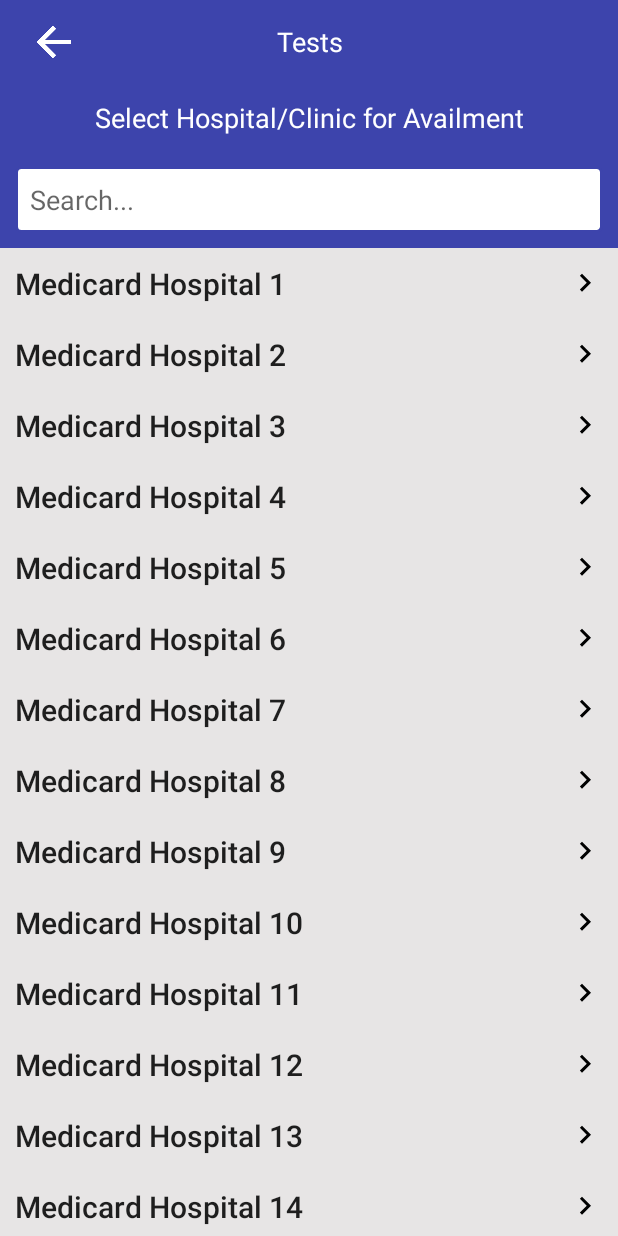
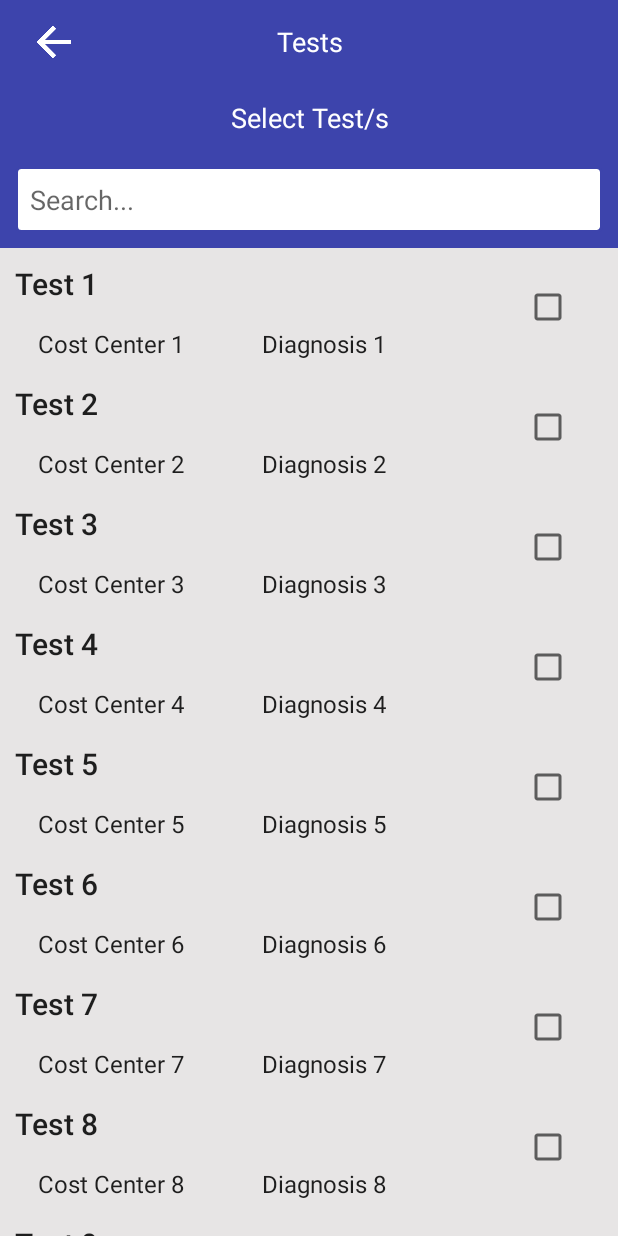
Before and after one commit to Cisco-king/MEMBERAPP-V2-ANDROID, an Android app: the SelectHospitalActivity screen opened directly, with no data from a screen before it, after a tap on an icon or button, on a phone screen of 412 x 824 dp. Run offline under Robolectric (Android 15) with nearby library versions, the phone set to English and light mode, and no system bars; our stand-ins replace ButterKnife, Timber; 1 statement that could not run was skipped.

Commit message:
added select test activity and adapter

```diff
--- /dev/null
+++ b/app/src/main/java/model/ItemSelectTest.java
@@ -0,0 +1,124 @@
+package model;
+
+/**
+ * Created by John Paul Cas on 4/21/2017.
+ */
+public class ItemSelectTest {
+
+    private String testName;
+    private String costCenter;
+    private String diagnosis;
+    private boolean isSelected;
+
+
+    public ItemSelectTest(Builder builder) {
+        setTestName(builder.testName);
+        setCostCenter(builder.costCenter);
+        setDiagnosis(builder.diagnosis);
+    }
+
+    public ItemSelectTest(String testName, String costCenter, String diagnosis) {
+        this.testName = testName;
+        this.costCenter = costCenter;
+        this.diagnosis = diagnosis;
+    }
+
+    /**
+     *
+     * @return
+     * The Test Name
+     */
+    public String getTestName() {
+        return testName;
+    }
+
+    /**
+     *
+     * @param testName
+     * The Test Name
+     */
+    public void setTestName(String testName) {
+        this.testName = testName;
+    }
+
+    /**
+     *
+     * @return
+     * The Cost Center
+     */
+    public String getCostCenter() {
+        return costCenter;
+    }
+
+    /**
+     *
+     * @param costCenter
+     * The Cost Center
+     */
+    public void setCostCenter(String costCenter) {
+        this.costCenter = costCenter;
+    }
+
+    /**
+     *
+     * @return
+     * The Dignosis
+     */
+    public String getDiagnosis() {
+        return diagnosis;
+    }
+
+    /**
+     *
+     * @param diagnosis
+     * The Diagnosis
+     */
+    public void setDiagnosis(String diagnosis) {
+        this.diagnosis = diagnosis;
+    }
+
+    /**
+     *
+     * @return
+     * The Indicator if the Object is selected or not
+     */
+    public boolean isSelected() {
+        return isSelected;
+    }
+
+    /**
+     *
+     * @param selected
+     * The Indicator if the Object is selected or not
+     */
+    public void setSelected(boolean selected) {
+        isSelected = selected;
+    }
+
+    public static class Builder {
+        private String testName;
+        private String costCenter;
+        private String diagnosis;
+
+        public Builder testName(String testName) {
+            this.testName = testName;
+            return this;
+        }
+
+        public Builder costCenter(String costCenter) {
+            this.costCenter = costCenter;
+            return this;
+        }
+
+        public Builder diagnosis(String diagnosis) {
+            this.diagnosis = diagnosis;
+            return this;
+        }
+
+        public ItemSelectTest build() {
+            return new ItemSelectTest(this);
+        }
+
+    }
+
+}
--- a/app/src/main/java/modules/base/activities/BaseActivity.java
+++ b/app/src/main/java/modules/base/activities/BaseActivity.java
@@ -1,5 +1,6 @@
 package modules.base.activities;
 
+import android.content.Context;
 import android.os.Bundle;
 import android.support.annotation.Nullable;
 import android.support.v7.app.AppCompatActivity;
@@ -33,6 +34,8 @@
 
     private Unbinder unbinder;
 
+    protected Context context;
+
     @Override
     protected void onCreate(@Nullable Bundle savedInstanceState) {
         super.onCreate(savedInstanceState);
@@ -54,6 +57,8 @@
     protected void initViews() {
         setContentView(getLayoutResource());
         unbinder = ButterKnife.bind(this);
+
+        context = this;
     }
 
     /**
--- a/app/src/main/java/modules/selecthospital/SelectHospitalActivity.java
+++ b/app/src/main/java/modules/selecthospital/SelectHospitalActivity.java
@@ -1,5 +1,6 @@
 package modules.selecthospital;
 
+import android.content.Intent;
 import android.support.design.widget.Snackbar;
 import android.support.v7.widget.LinearLayoutManager;
 import android.support.v7.widget.RecyclerView;
@@ -14,6 +15,7 @@
 import butterknife.BindView;
 import model.HospitalClinic;
 import modules.base.activities.TestTrackableActivity;
+import modules.selecttest.SelectTestActivity;
 import timber.log.Timber;
 
 public class SelectHospitalActivity extends TestTrackableActivity {
@@ -57,6 +59,7 @@
 
     private void onItemViewClick(int position) {
         Timber.d("The button position that click %s", position);
+        startActivity(new Intent(this, SelectTestActivity.class));
     }
 
     public List<HospitalClinic> dummies() {
--- a/app/src/main/java/modules/selecttest/SelectTestActivity.java
+++ b/app/src/main/java/modules/selecttest/SelectTestActivity.java
@@ -1,17 +1,30 @@
 package modules.selecttest;
 
+import android.support.v7.widget.LinearLayoutManager;
 import android.support.v7.widget.RecyclerView;
 
 import com.medicard.member.R;
 
+import java.util.ArrayList;
+import java.util.List;
+
 import butterknife.BindView;
+import model.ItemSelectTest;
 import modules.base.activities.TestTrackableActivity;
+import modules.selecttest.adapter.SelectTestAdapter;
+import timber.log.Timber;
 
-public class SelectTestActivity extends TestTrackableActivity implements SelectTest.View {
+public class SelectTestActivity extends TestTrackableActivity
+        implements SelectTest.View, SelectTestAdapter.OnItemClickListener {
 
 
     @BindView(R.id.rvSelectTest) RecyclerView rvSelectTest;
 
+    private List<ItemSelectTest> selectTests;
+
+    private SelectTestAdapter selectTestAdapter;
+
+    private int itemClick = 0;
 
     @Override
     protected int getLayoutResource() {
@@ -22,6 +35,38 @@
     protected void initViews() {
         super.initViews();
         setToolbarCustomableTitle("Tests");
+
+        selectTests = new ArrayList<>();
+        selectTests = tests();
+
+        selectTestAdapter = new SelectTestAdapter(context, selectTests, this);
+        rvSelectTest.setLayoutManager(new LinearLayoutManager(this));
+        rvSelectTest.setAdapter(selectTestAdapter);
+    }
+
+    @Override
+    public void onItemClick(int position) {
+        Timber.d("Click on this position %s ", position );
+    }
+
+    @Override
+    public void onItemCheck(int position, boolean isCheck) {
+        itemClick = isCheck ? (itemClick + 1) : (itemClick - 1);
+        Timber.d("Item Position %s and checked %s", position, Boolean.toString(isCheck));
+        Timber.d("Total Item Check : %s ", itemClick);
+    }
+
+    private List<ItemSelectTest> tests() {
+        List<ItemSelectTest> tests = new ArrayList<>();
+        for (int i = 1; i <= 20; i++) {
+            tests.add(new ItemSelectTest.Builder()
+                    .testName("Test " + i)
+                    .costCenter("Cost Center " + i)
+                    .diagnosis("Diagnosis " + i)
+                    .build());
+        }
+
+        return tests;
     }
 
 }
--- a/app/src/main/java/modules/selecttest/SelectTestPresenter.java
+++ b/app/src/main/java/modules/selecttest/SelectTestPresenter.java
@@ -4,16 +4,20 @@
  * Created by John Paul Cas on 4/21/2017.
  */
 
-public class SelectTestPresenter implements SelectTest.Presenter {
+public class SelectTestPresenter
+        implements SelectTest.Presenter {
+
+
+    SelectTest.View selectTestView;
 
     @Override
     public void attachView(SelectTest.View view) {
-
+        selectTestView = view;
     }
 
     @Override
     public void detachView() {
-
+        selectTestView = null;
     }
 
     @Override
--- /dev/null
+++ b/app/src/main/java/modules/selecttest/adapter/SelectTestAdapter.java
@@ -0,0 +1,93 @@
+package modules.selecttest.adapter;
+
+import android.content.Context;
+import android.support.v7.widget.RecyclerView;
+import android.view.LayoutInflater;
+import android.view.View;
+import android.view.ViewGroup;
+import android.widget.CheckBox;
+import android.widget.TextView;
+
+import com.medicard.member.R;
+
+import java.util.List;
+
+import butterknife.BindView;
+import butterknife.ButterKnife;
+import model.ItemSelectTest;
+
+/**
+ * Created by John Paul Cas on 4/21/2017.
+ */
+
+public class SelectTestAdapter extends RecyclerView.Adapter<SelectTestAdapter.ViewHolder> {
+
+
+    private Context context;
+    private LayoutInflater inflater;
+
+    private List<ItemSelectTest> selectTests;
+    private static OnItemClickListener clickListener;
+
+    public SelectTestAdapter(Context context, List<ItemSelectTest> selectTests, SelectTestAdapter.OnItemClickListener listener) {
+        this.context = context;
+        inflater = LayoutInflater.from(context);
+        this.selectTests = selectTests;
+        clickListener = listener;
+    }
+
+    @Override
+    public ViewHolder onCreateViewHolder(ViewGroup parent, int viewType) {
+        View row = inflater.inflate(R.layout.item_select_test, parent, false);
+        ViewHolder holder = new ViewHolder(row);
+        return holder;
+    }
+
+    @Override
+    public void onBindViewHolder(ViewHolder holder, int position) {
+        ItemSelectTest item = selectTests.get(position);
+        holder.tvTestName.setText(item.getTestName());
+        holder.tvCostCenter.setText(item.getCostCenter());
+        holder.tvDiagnosis.setText(item.getDiagnosis());
+    }
+
+    @Override
+    public int getItemCount() {
+        return selectTests.size();
+    }
+
+    public static class ViewHolder extends RecyclerView.ViewHolder
+            implements View.OnClickListener {
+
+        @BindView(R.id.tvTestName) TextView tvTestName;
+        @BindView(R.id.tvCostCenter) TextView tvCostCenter;
+        @BindView(R.id.tvDiagnosis) TextView tvDiagnosis;
+        @BindView(R.id.cbTestSelect) CheckBox cbTestSelect;
+
+        public ViewHolder(View view) {
+            super(view);
+            ButterKnife.bind(this, view);
+            view.setOnClickListener(this);
+            cbTestSelect.setOnClickListener(this);
+        }
+
+        @Override
+        public void onClick(View v) {
+            CheckBox checkBox = (CheckBox) v;
+
+            if (v.getId() == R.id.cbTestSelect) {
+                clickListener.onItemCheck(
+                        getAdapterPosition(),
+                        checkBox.isChecked() ? true : false);
+            } else {
+                clickListener.onItemClick(getAdapterPosition());
+            }
+        }
+    }
+
+    public interface OnItemClickListener {
+        void onItemClick(int position);
+        void onItemCheck(int position, boolean isCheck);
+    }
+
+}
--- a/app/src/main/res/layout/activity_select_test.xml
+++ b/app/src/main/res/layout/activity_select_test.xml
@@ -67,6 +67,6 @@
 
     </android.support.design.widget.AppBarLayout>
 
-    <include layout="@layout/content_selectable_hospitals" />
+    <include layout="@layout/content_select_test" />
 
 </android.support.design.widget.CoordinatorLayout>
--- /dev/null
+++ b/app/src/main/res/layout/item_select_test.xml
@@ -0,0 +1,59 @@
+<?xml version="1.0" encoding="utf-8"?>
+<LinearLayout xmlns:android="http://schemas.android.com/apk/res/android"
+    android:layout_width="match_parent"
+    android:layout_height="wrap_content"
+    android:layout_gravity="center"
+    android:gravity="center"
+    android:orientation="horizontal">
+
+
+    <LinearLayout
+        android:orientation="vertical"
+        android:layout_weight="1"
+        android:layout_width="0dp"
+        android:layout_height="wrap_content">
+
+        <TextView
+            android:id="@+id/tvTestName"
+            android:layout_width="wrap_content"
+            android:layout_height="wrap_content"
+            android:padding="10dp"
+            android:text="Test Name"
+            android:textAppearance="@style/TextAppearance.AppCompat.Title" />
+
+        <LinearLayout
+            android:layout_width="match_parent"
+            android:layout_height="wrap_content"
+            android:layout_marginLeft="20dp"
+            android:layout_marginRight="20dp"
+            android:layout_weight="2"
+            android:orientation="horizontal"
+            android:padding="5dp">
+
+            <TextView
+                android:id="@+id/tvCostCenter"
+                android:layout_width="0dp"
+                android:layout_height="wrap_content"
+                android:layout_weight="1"
+                android:text="Cost Center"
+                android:textAppearance="@style/TextAppearance.AppCompat.Subhead" />
+
+            <TextView
+                android:id="@+id/tvDiagnosis"
+                android:layout_width="0dp"
+                android:layout_height="wrap_content"
+                android:layout_weight="1"
+                android:text="Diagnosis"
+                android:textAppearance="@style/TextAppearance.AppCompat.Subhead" />
+
+        </LinearLayout>
+
+    </LinearLayout>
+
+    <CheckBox
+        android:id="@+id/cbTestSelect"
+        android:padding="15dp"
+        android:layout_width="wrap_content"
+        android:layout_height="wrap_content" />
+
+</LinearLayout>
```
